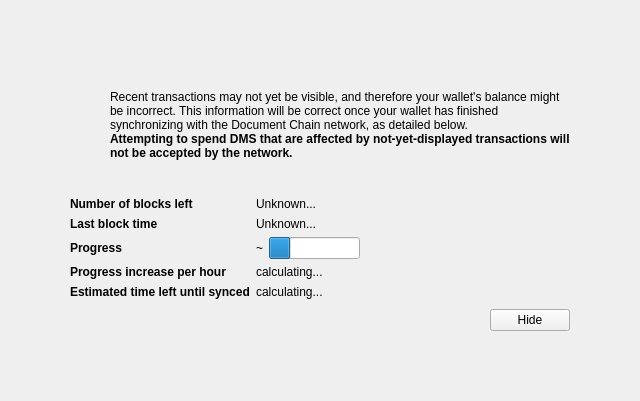
This is src/qt/forms/modaloverlay.ui in rplant8/documentchain as Qt 5 draws it before an edit. The edited form follows.
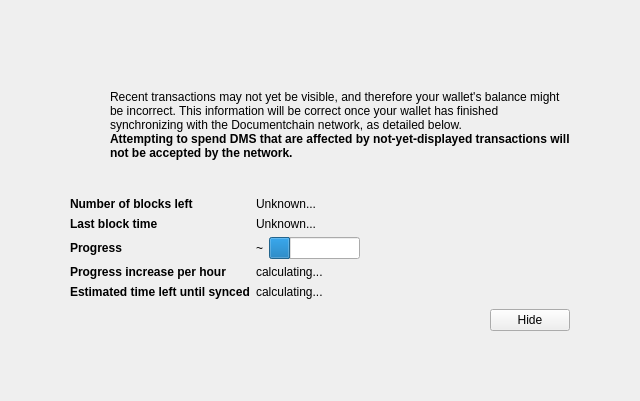
This is the edited form. Icons and pictures are not drawn. Custom widgets are drawn as their Qt base class.

Commit message:
Renaming Documentchain and DMS
Document Chain to Documentchain: name is written as one word.
Some dash replaced with dms.

Diff of the .ui file:
```diff
--- a/src/qt/forms/modaloverlay.ui
+++ b/src/qt/forms/modaloverlay.ui
@@ -128,7 +128,7 @@
              <item>
               <widget class="QLabel" name="infoText">
                <property name="text">
-                <string>Recent transactions may not yet be visible, and therefore your wallet's balance might be incorrect. This information will be correct once your wallet has finished synchronizing with the Document Chain network, as detailed below.</string>
+                <string>Recent transactions may not yet be visible, and therefore your wallet's balance might be incorrect. This information will be correct once your wallet has finished synchronizing with the Documentchain network, as detailed below.</string>
                </property>
                <property name="textFormat">
                 <enum>Qt::RichText</enum>
```
The commit also changes 215 other files.
